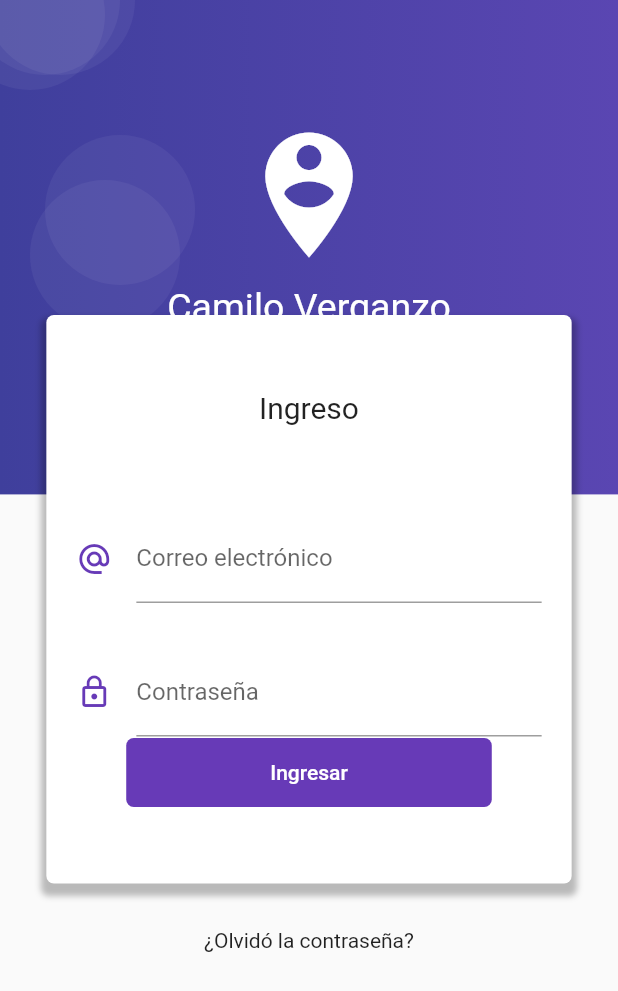
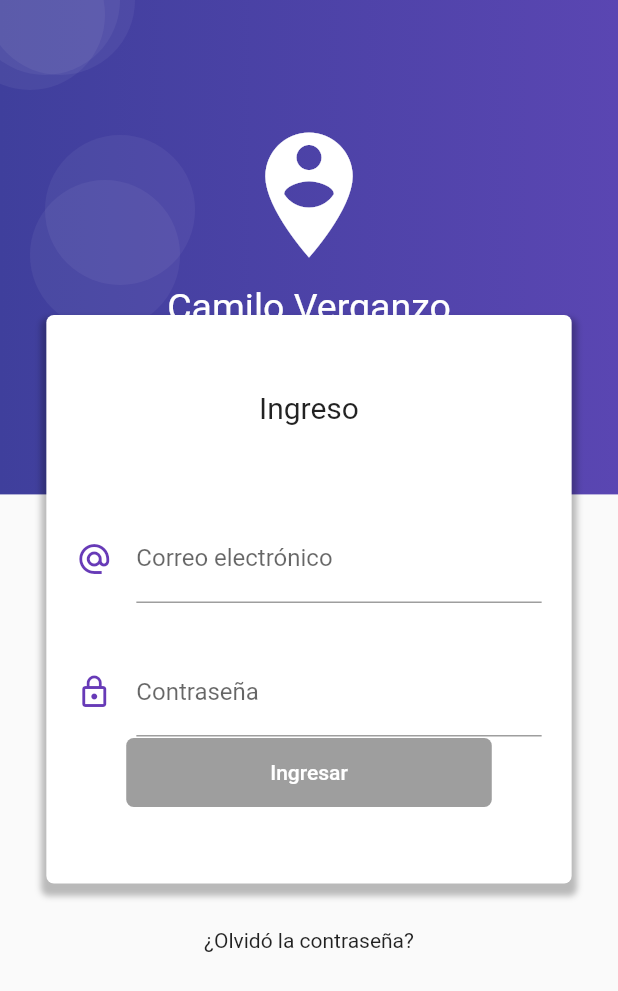
Before and after one commit to cv1927/formvalidator, a Flutter app: the screen it shows after launch, on a phone screen of 412 x 824 dp. Shown: the top 991 px of the screen. Run offline on Flutter 3.47's test engine with Material 2 defaults, Android fonts, the phone set to English and light mode, and no system bars; our stand-ins replace rxdart.

Commit message:
Agregado validacion de inputs y boton de login

```diff
--- a/lib/main.dart
+++ b/lib/main.dart
@@ -19,6 +19,9 @@ class FormValidation extends StatelessWidget {
           'login': (BuildContext context) => LoginPage(),
           'home' : (BuildContext context) => HomePage(),
         },
+        theme: ThemeData(
+          primaryColor: Colors.deepPurple
+        ),
       ),
     );
   }
--- a/lib/src/bloc/login_bloc.dart
+++ b/lib/src/bloc/login_bloc.dart
@@ -1,18 +1,31 @@
 
 import 'dart:async';
 
-class LoginBloc {
+import 'package:formvalidation/src/bloc/validators.dart';
 
-  final _emailController      = StreamController<String>.broadcast();
-  final _passwordController   = StreamController<String>.broadcast();
+import 'package:rxdart/rxdart.dart';
+
+class LoginBloc with Validators {
+
+  // final _emailController      = StreamController<String>.broadcast();
+  // final _passwordController   = StreamController<String>.broadcast();
+  final _emailController      = BehaviorSubject<String>();
+  final _passwordController   = BehaviorSubject<String>();
 
   //Recuperar los datos del stream
-  Stream<String> get emailStream     => _emailController.stream;
-  Stream<String> get passwordStream  => _passwordController.stream;
+  Stream<String> get emailStream     => _emailController.stream.transform( validateEmail );
+  Stream<String> get passwordStream  => _passwordController.stream.transform( validatePassword );
+
+  Stream<bool> get formValidStream   =>
+      Observable.combineLatest2(emailStream, passwordStream, (e, p) => true);
 
   //Insertar valores al steam
   Function(String) get changeEmail    => _emailController.sink.add;
   Function(String) get changePassword => _passwordController.sink.add;
+
+  //Obtener el ultimo valor ingresado a los stream
+  String get email => _emailController.value;
+  String get password => _passwordController.value;
 
   dispose() {
     _emailController?.close();
--- a/lib/src/bloc/provider.dart
+++ b/lib/src/bloc/provider.dart
@@ -1,6 +1,7 @@
 import 'package:flutter/material.dart';
 
 import 'package:formvalidation/src/bloc/login_bloc.dart';
+export 'package:formvalidation/src/bloc/login_bloc.dart';
 
 class Provider extends InheritedWidget{
 
--- a/lib/src/pages/login_page.dart
+++ b/lib/src/pages/login_page.dart
@@ -1,4 +1,5 @@
 import 'package:flutter/material.dart';
+import 'package:formvalidation/src/bloc/provider.dart';
 
 class LoginPage extends StatelessWidget {
 
@@ -16,6 +17,7 @@ class LoginPage extends StatelessWidget {
 
   Widget _loginForm(BuildContext context) {
 
+    final bloc = Provider.of(context);
     final size = MediaQuery.of(context).size;
 
     return SingleChildScrollView(
@@ -47,10 +49,10 @@ class LoginPage extends StatelessWidget {
               children: <Widget>[
                 Text('Ingreso', style: TextStyle(fontSize: 20.0),),
                 SizedBox( height: 60.0, ),
-                _createEmail(),
+                _createEmail( bloc ),
                 SizedBox( height: 30.0, ),
-                _createPassword(),
-                _createButton(),
+                _createPassword( bloc ),
+                _createButton( bloc ),
               ],
             ),
           ),
@@ -62,7 +64,11 @@ class LoginPage extends StatelessWidget {
     );
   }
 
-  Widget _createEmail() {
+  Widget _createEmail(LoginBloc bloc) {
+
+    return StreamBuilder(
+      stream: bloc.emailStream,
+      builder: (BuildContext context, AsyncSnapshot snapshot) {
 
         return Container(
           padding: EdgeInsets.symmetric(horizontal: 20.0),
@@ -72,14 +78,22 @@ class LoginPage extends StatelessWidget {
               icon: Icon( Icons.alternate_email, color: Colors.deepPurple, ),
               hintText: 'ejemplo@correo.com',
               labelText: 'Correo electrónico',
+              counterText: snapshot.data,
+              errorText: snapshot.error
             ),
+            onChanged: bloc.changeEmail,
           ),
         );
 
+      },
+    );
   }
 
-  Widget _createPassword() {
+  Widget _createPassword(LoginBloc bloc) {
 
+    return StreamBuilder(
+      stream: bloc.passwordStream,
+      builder: (BuildContext context, AsyncSnapshot snapshot) {
         return Container(
           padding: EdgeInsets.symmetric(horizontal: 20.0),
           child: TextField(
@@ -87,14 +101,22 @@ class LoginPage extends StatelessWidget {
             decoration: InputDecoration(
               icon: Icon( Icons.lock_outline, color: Colors.deepPurple, ),
               labelText: 'Contraseña',
+              counterText: snapshot.data,
+              errorText: snapshot.error
             ),
+            onChanged: bloc.changePassword,
           ),
+        );
+      },
     );
 
   }
 
-  Widget _createButton() {
+  Widget _createButton(LoginBloc bloc) {
 
+    return StreamBuilder(
+      stream: bloc.formValidStream,
+      builder: (BuildContext context, AsyncSnapshot snapshot) {
         return RaisedButton(
           child: Container(
             padding: EdgeInsets.symmetric( horizontal: 80.0, vertical: 15.0 ),
@@ -106,8 +128,14 @@ class LoginPage extends StatelessWidget {
           elevation: 0.0,
           color: Colors.deepPurple,
           textColor: Colors.white,
-      onPressed: () {},
+          onPressed: snapshot.hasData ? () => _login(bloc) : null,
         );
+      },
+    );
+
+  }
+
+  _login(LoginBloc bloc) {
 
   }
 
--- a/pubspec.yaml
+++ b/pubspec.yaml
@@ -23,6 +23,7 @@ dependencies:
   # The following adds the Cupertino Icons font to your application.
   # Use with the CupertinoIcons class for iOS style icons.
   cupertino_icons: ^0.1.2
+  rxdart: ^0.22.3
 
 dev_dependencies:
   flutter_test:
```
Also changed, not shown: lib/src/bloc/validators.dart (added, +32 -0 lines), pubspec.lock. Lines whose indentation alone changed are shown as unchanged.
